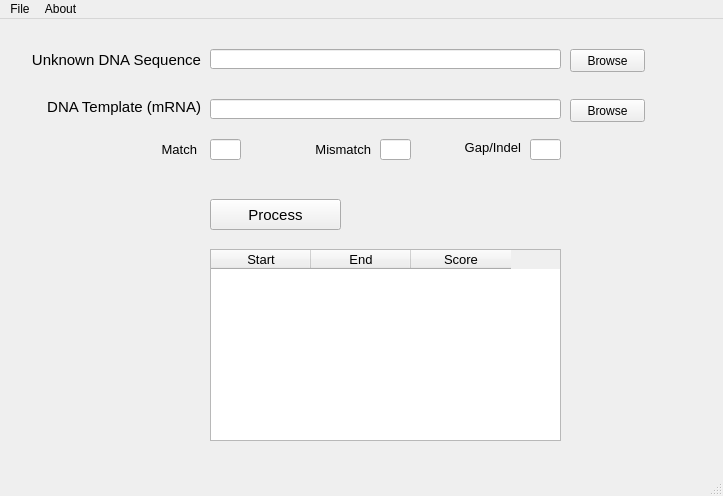
Old version of the form mainwindow.ui in the repository longhtran91/GenePrediction.
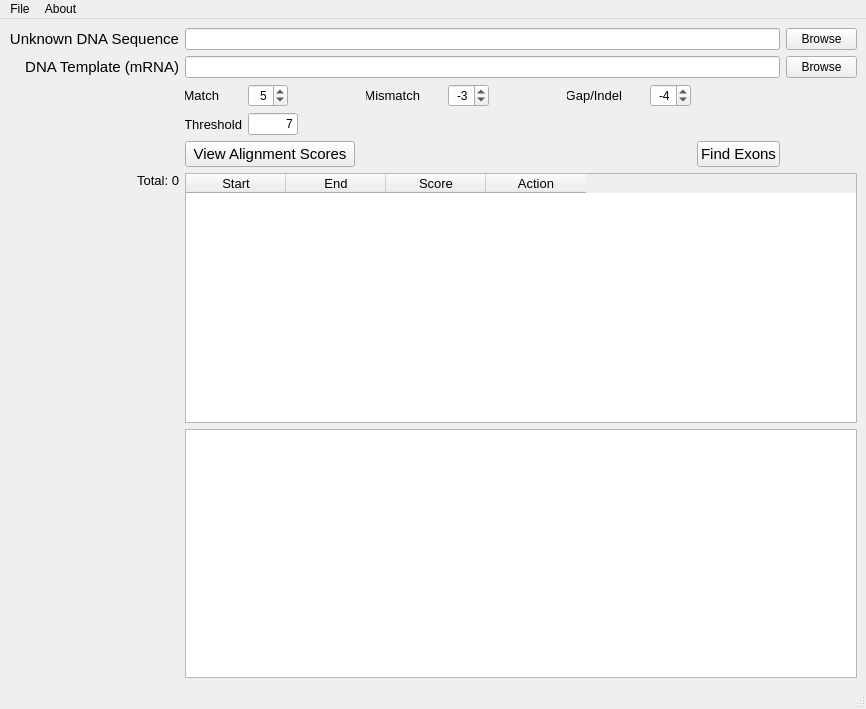
New version of the form.

```diff
--- a/mainwindow.ui
+++ b/mainwindow.ui
@@ -6,23 +6,367 @@
    <rect>
     <x>0</x>
     <y>0</y>
-    <width>723</width>
-    <height>496</height>
+    <width>866</width>
+    <height>709</height>
    </rect>
   </property>
   <property name="windowTitle">
    <string>Gene Prediction by Similarity Approach</string>
   </property>
+  <property name="layoutDirection">
+   <enum>Qt::LeftToRight</enum>
+  </property>
   <widget class="QWidget" name="centralwidget">
+   <layout class="QGridLayout" name="gridLayout_3">
+    <item row="4" column="2">
+     <widget class="QPushButton" name="btn_find_exons">
+      <property name="maximumSize">
+       <size>
+        <width>150</width>
+        <height>16777215</height>
+       </size>
+      </property>
+      <property name="font">
+       <font>
+        <pointsize>11</pointsize>
+       </font>
+      </property>
+      <property name="text">
+       <string>Find Exons</string>
+      </property>
+     </widget>
+    </item>
+    <item row="3" column="1">
+     <layout class="QHBoxLayout" name="horizontalLayout_3">
+      <property name="rightMargin">
+       <number>0</number>
+      </property>
+      <item>
+       <widget class="QLabel" name="label_6">
+        <property name="minimumSize">
+         <size>
+          <width>57</width>
+          <height>16</height>
+         </size>
+        </property>
+        <property name="maximumSize">
+         <size>
+          <width>57</width>
+          <height>16</height>
+         </size>
+        </property>
+        <property name="font">
+         <font>
+          <pointsize>10</pointsize>
+         </font>
+        </property>
+        <property name="text">
+         <string>Threshold</string>
+        </property>
+        <property name="alignment">
+         <set>Qt::AlignRight|Qt::AlignTrailing|Qt::AlignVCenter</set>
+        </property>
+       </widget>
+      </item>
+      <item>
+       <widget class="QLineEdit" name="txt_threshold">
+        <property name="minimumSize">
+         <size>
+          <width>50</width>
+          <height>22</height>
+         </size>
+        </property>
+        <property name="maximumSize">
+         <size>
+          <width>41</width>
+          <height>22</height>
+         </size>
+        </property>
+        <property name="font">
+         <font>
+          <pointsize>9</pointsize>
+         </font>
+        </property>
+        <property name="text">
+         <string>7</string>
+        </property>
+        <property name="alignment">
+         <set>Qt::AlignRight|Qt::AlignTrailing|Qt::AlignVCenter</set>
+        </property>
+       </widget>
+      </item>
+      <item>
+       <spacer name="horizontalSpacer_3">
+        <property name="orientation">
+         <enum>Qt::Horizontal</enum>
+        </property>
+        <property name="sizeHint" stdset="0">
+         <size>
+          <width>40</width>
+          <height>20</height>
+         </size>
+        </property>
+       </spacer>
+      </item>
+     </layout>
+    </item>
+    <item row="2" column="1">
+     <layout class="QHBoxLayout" name="horizontalLayout_6">
+      <property name="spacing">
+       <number>0</number>
+      </property>
+      <property name="rightMargin">
+       <number>0</number>
+      </property>
+      <item>
+       <layout class="QHBoxLayout" name="horizontalLayout_2">
+        <property name="spacing">
+         <number>29</number>
+        </property>
+        <property name="leftMargin">
+         <number>0</number>
+        </property>
+        <property name="rightMargin">
+         <number>0</number>
+        </property>
+        <item>
+         <widget class="QLabel" name="label_3">
+          <property name="minimumSize">
+           <size>
+            <width>34</width>
+            <height>16</height>
+           </size>
+          </property>
+          <property name="maximumSize">
+           <size>
+            <width>34</width>
+            <height>16</height>
+           </size>
+          </property>
+          <property name="font">
+           <font>
+            <pointsize>10</pointsize>
+           </font>
+          </property>
+          <property name="text">
+           <string>Match</string>
+          </property>
+          <property name="alignment">
+           <set>Qt::AlignRight|Qt::AlignTrailing|Qt::AlignVCenter</set>
+          </property>
+          <property name="margin">
+           <number>0</number>
+          </property>
+          <property name="indent">
+           <number>-1</number>
+          </property>
+         </widget>
+        </item>
+        <item>
+         <widget class="QSpinBox" name="spBox_match">
+          <property name="minimumSize">
+           <size>
+            <width>40</width>
+            <height>23</height>
+           </size>
+          </property>
+          <property name="maximumSize">
+           <size>
+            <width>37</width>
+            <height>23</height>
+           </size>
+          </property>
+          <property name="alignment">
+           <set>Qt::AlignRight|Qt::AlignTrailing|Qt::AlignVCenter</set>
+          </property>
+          <property name="minimum">
+           <number>1</number>
+          </property>
+          <property name="maximum">
+           <number>99</number>
+          </property>
+          <property name="value">
+           <number>5</number>
+          </property>
+         </widget>
+        </item>
+       </layout>
+      </item>
+      <item>
+       <spacer name="horizontalSpacer">
+        <property name="orientation">
+         <enum>Qt::Horizontal</enum>
+        </property>
+        <property name="sizeHint" stdset="0">
+         <size>
+          <width>25</width>
+          <height>20</height>
+         </size>
+        </property>
+       </spacer>
+      </item>
+      <item>
+       <layout class="QHBoxLayout" name="horizontalLayout_4">
+        <property name="spacing">
+         <number>28</number>
+        </property>
+        <property name="rightMargin">
+         <number>0</number>
+        </property>
+        <item>
+         <widget class="QLabel" name="label_4">
+          <property name="minimumSize">
+           <size>
+            <width>54</width>
+            <height>16</height>
+           </size>
+          </property>
+          <property name="maximumSize">
+           <size>
+            <width>54</width>
+            <height>16</height>
+           </size>
+          </property>
+          <property name="font">
+           <font>
+            <pointsize>10</pointsize>
+           </font>
+          </property>
+          <property name="text">
+           <string>Mismatch</string>
+          </property>
+          <property name="alignment">
+           <set>Qt::AlignRight|Qt::AlignTrailing|Qt::AlignVCenter</set>
+          </property>
+         </widget>
+        </item>
+        <item>
+         <widget class="QSpinBox" name="spBox_mismatch">
+          <property name="minimumSize">
+           <size>
+            <width>40</width>
+            <height>23</height>
+           </size>
+          </property>
+          <property name="maximumSize">
+           <size>
+            <width>41</width>
+            <height>23</height>
+           </size>
+          </property>
+          <property name="alignment">
+           <set>Qt::AlignRight|Qt::AlignTrailing|Qt::AlignVCenter</set>
+          </property>
+          <property name="minimum">
+           <number>-99</number>
+          </property>
+          <property name="maximum">
+           <number>-1</number>
+          </property>
+          <property name="singleStep">
+           <number>1</number>
+          </property>
+          <property name="value">
+           <number>-3</number>
+          </property>
+         </widget>
+        </item>
+       </layout>
+      </item>
+      <item>
+       <spacer name="horizontalSpacer_2">
+        <property name="orientation">
+         <enum>Qt::Horizontal</enum>
+        </property>
+        <property name="sizeHint" stdset="0">
+         <size>
+          <width>25</width>
+          <height>20</height>
+         </size>
+        </property>
+       </spacer>
+      </item>
+      <item>
+       <layout class="QHBoxLayout" name="horizontalLayout_5">
+        <property name="spacing">
+         <number>28</number>
+        </property>
+        <item>
+         <widget class="QLabel" name="label_5">
+          <property name="minimumSize">
+           <size>
+            <width>55</width>
+            <height>16</height>
+           </size>
+          </property>
+          <property name="maximumSize">
+           <size>
+            <width>55</width>
+            <height>16</height>
+           </size>
+          </property>
+          <property name="font">
+           <font>
+            <pointsize>10</pointsize>
+           </font>
+          </property>
+          <property name="text">
+           <string>Gap/Indel</string>
+          </property>
+          <property name="alignment">
+           <set>Qt::AlignRight|Qt::AlignTrailing|Qt::AlignVCenter</set>
+          </property>
+         </widget>
+        </item>
+        <item>
+         <widget class="QSpinBox" name="spBox_gap">
+          <property name="minimumSize">
+           <size>
+            <width>40</width>
+            <height>23</height>
+           </size>
+          </property>
+          <property name="maximumSize">
+           <size>
+            <width>41</width>
+            <height>23</height>
+           </size>
+          </property>
+          <property name="alignment">
+           <set>Qt::AlignRight|Qt::AlignTrailing|Qt::AlignVCenter</set>
+          </property>
+          <property name="minimum">
+           <number>-99</number>
+          </property>
+          <property name="maximum">
+           <number>-1</number>
+          </property>
+          <property name="singleStep">
+           <number>1</number>
+          </property>
+          <property name="value">
+           <number>-4</number>
+          </property>
+         </widget>
+        </item>
+       </layout>
+      </item>
+     </layout>
+    </item>
+    <item row="0" column="3">
    <widget class="QPushButton" name="btn_browseUnknownDNA_file">
-    <property name="geometry">
-     <rect>
-      <x>570</x>
-      <y>30</y>
-      <width>75</width>
-      <height>23</height>
-     </rect>
-    </property>
+      <property name="minimumSize">
+       <size>
+        <width>71</width>
+        <height>22</height>
+       </size>
+      </property>
+      <property name="maximumSize">
+       <size>
+        <width>71</width>
+        <height>22</height>
+       </size>
+      </property>
     <property name="font">
      <font>
       <pointsize>9</pointsize>
@@ -32,15 +376,33 @@
      <string>Browse</string>
     </property>
    </widget>
+    </item>
+    <item row="1" column="3">
+     <widget class="QPushButton" name="btn_browseDNATemplate_file">
+      <property name="minimumSize">
+       <size>
+        <width>71</width>
+        <height>22</height>
+       </size>
+      </property>
+      <property name="maximumSize">
+       <size>
+        <width>71</width>
+        <height>22</height>
+       </size>
+      </property>
+      <property name="font">
+       <font>
+        <pointsize>9</pointsize>
+       </font>
+      </property>
+      <property name="text">
+       <string>Browse</string>
+      </property>
+     </widget>
+    </item>
+    <item row="0" column="0">
    <widget class="QLabel" name="label">
-    <property name="geometry">
-     <rect>
-      <x>30</x>
-      <y>30</y>
-      <width>171</width>
-      <height>21</height>
-     </rect>
-    </property>
     <property name="font">
      <font>
       <pointsize>11</pointsize>
@@ -53,101 +415,20 @@
      <set>Qt::AlignRight|Qt::AlignTrailing|Qt::AlignVCenter</set>
     </property>
    </widget>
-   <widget class="QLabel" name="label_2">
-    <property name="geometry">
-     <rect>
-      <x>40</x>
-      <y>80</y>
-      <width>161</width>
-      <height>16</height>
-     </rect>
-    </property>
-    <property name="font">
-     <font>
-      <pointsize>11</pointsize>
-     </font>
-    </property>
-    <property name="text">
-     <string>DNA Template (mRNA)</string>
-    </property>
-    <property name="alignment">
-     <set>Qt::AlignRight|Qt::AlignTrailing|Qt::AlignVCenter</set>
-    </property>
-   </widget>
+    </item>
+    <item row="0" column="1" colspan="2">
    <widget class="QLineEdit" name="txt_UnknownDNAS_path">
-    <property name="geometry">
-     <rect>
-      <x>210</x>
-      <y>30</y>
-      <width>351</width>
-      <height>20</height>
-     </rect>
-    </property>
     <property name="font">
      <font>
       <pointsize>9</pointsize>
      </font>
     </property>
    </widget>
-   <widget class="QLineEdit" name="txt_mRNA_path">
-    <property name="geometry">
-     <rect>
-      <x>210</x>
-      <y>80</y>
-      <width>351</width>
-      <height>20</height>
-     </rect>
-    </property>
-    <property name="font">
-     <font>
-      <pointsize>9</pointsize>
-     </font>
-    </property>
-   </widget>
-   <widget class="QPushButton" name="btn_browseDNATemplate_file">
-    <property name="geometry">
-     <rect>
-      <x>570</x>
-      <y>80</y>
-      <width>75</width>
-      <height>23</height>
-     </rect>
-    </property>
-    <property name="font">
-     <font>
-      <pointsize>9</pointsize>
-     </font>
-    </property>
-    <property name="text">
-     <string>Browse</string>
-    </property>
-   </widget>
-   <widget class="QPushButton" name="btn_process">
-    <property name="geometry">
-     <rect>
-      <x>210</x>
-      <y>180</y>
-      <width>131</width>
-      <height>31</height>
-     </rect>
-    </property>
-    <property name="font">
-     <font>
-      <pointsize>11</pointsize>
-     </font>
-    </property>
-    <property name="text">
-     <string>Process</string>
-    </property>
-   </widget>
+    </item>
+    <item row="5" column="1" colspan="3">
    <widget class="QTableWidget" name="tbl_result">
-    <property name="geometry">
-     <rect>
-      <x>210</x>
-      <y>230</y>
-      <width>351</width>
-      <height>192</height>
-     </rect>
+      <property name="enabled">
+       <bool>true</bool>
     </property>
     <property name="font">
      <font>
@@ -178,107 +459,91 @@
       <string>Score</string>
      </property>
     </column>
-   </widget>
-   <widget class="QLabel" name="label_3">
-    <property name="geometry">
-     <rect>
-      <x>156</x>
-      <y>120</y>
-      <width>41</width>
-      <height>20</height>
-     </rect>
-    </property>
+      <column>
+       <property name="text">
+        <string>Action</string>
+       </property>
+      </column>
+     </widget>
+    </item>
+    <item row="1" column="0">
+     <widget class="QLabel" name="label_2">
     <property name="font">
      <font>
-      <pointsize>10</pointsize>
+        <pointsize>11</pointsize>
      </font>
     </property>
     <property name="text">
-     <string>Match</string>
+       <string>DNA Template (mRNA)</string>
     </property>
     <property name="alignment">
      <set>Qt::AlignRight|Qt::AlignTrailing|Qt::AlignVCenter</set>
     </property>
    </widget>
-   <widget class="QLineEdit" name="txt_match">
-    <property name="geometry">
-     <rect>
-      <x>210</x>
-      <y>120</y>
-      <width>31</width>
-      <height>21</height>
-     </rect>
-    </property>
-   </widget>
-   <widget class="QLabel" name="label_4">
-    <property name="geometry">
-     <rect>
-      <x>310</x>
-      <y>120</y>
-      <width>61</width>
-      <height>20</height>
-     </rect>
-    </property>
+    </item>
+    <item row="5" column="0">
+     <widget class="QLabel" name="lbl_count">
     <property name="font">
      <font>
       <pointsize>10</pointsize>
      </font>
     </property>
     <property name="text">
-     <string>Mismatch</string>
+       <string>Total: 0</string>
     </property>
     <property name="alignment">
-     <set>Qt::AlignRight|Qt::AlignTrailing|Qt::AlignVCenter</set>
-    </property>
-   </widget>
-   <widget class="QLabel" name="label_5">
-    <property name="geometry">
-     <rect>
-      <x>460</x>
-      <y>120</y>
-      <width>61</width>
-      <height>16</height>
-     </rect>
-    </property>
+       <set>Qt::AlignRight|Qt::AlignTop|Qt::AlignTrailing</set>
+      </property>
+     </widget>
+    </item>
+    <item row="1" column="1" colspan="2">
+     <widget class="QLineEdit" name="txt_mRNA_path">
+      <property name="font">
+       <font>
+        <pointsize>9</pointsize>
+       </font>
+      </property>
+     </widget>
+    </item>
+    <item row="4" column="1">
+     <widget class="QPushButton" name="btn_align">
+      <property name="maximumSize">
+       <size>
+        <width>170</width>
+        <height>16777215</height>
+       </size>
+      </property>
     <property name="font">
      <font>
-      <pointsize>10</pointsize>
+        <pointsize>11</pointsize>
      </font>
     </property>
     <property name="text">
-     <string>Gap/Indel</string>
-    </property>
-    <property name="alignment">
-     <set>Qt::AlignRight|Qt::AlignTrailing|Qt::AlignVCenter</set>
-    </property>
-   </widget>
-   <widget class="QLineEdit" name="txt_mismatch">
-    <property name="geometry">
-     <rect>
-      <x>380</x>
-      <y>120</y>
-      <width>31</width>
-      <height>21</height>
-     </rect>
-    </property>
-   </widget>
-   <widget class="QLineEdit" name="txt_gap">
-    <property name="geometry">
-     <rect>
-      <x>530</x>
-      <y>120</y>
-      <width>31</width>
-      <height>21</height>
-     </rect>
-    </property>
-   </widget>
+       <string>View Alignment Scores</string>
+      </property>
+     </widget>
+    </item>
+    <item row="6" column="1" colspan="3">
+     <widget class="QPlainTextEdit" name="ptxt_alignment">
+      <property name="font">
+       <font>
+        <family>Consolas</family>
+        <pointsize>10</pointsize>
+       </font>
+      </property>
+      <property name="readOnly">
+       <bool>true</bool>
+      </property>
+     </widget>
+    </item>
+   </layout>
   </widget>
   <widget class="QMenuBar" name="menubar">
    <property name="geometry">
     <rect>
      <x>0</x>
      <y>0</y>
-     <width>723</width>
+     <width>866</width>
      <height>20</height>
     </rect>
    </property>
```
Left out of the diff: 3 changed lines with no effect on the pictures. Lines whose indentation alone changed are shown as unchanged.
